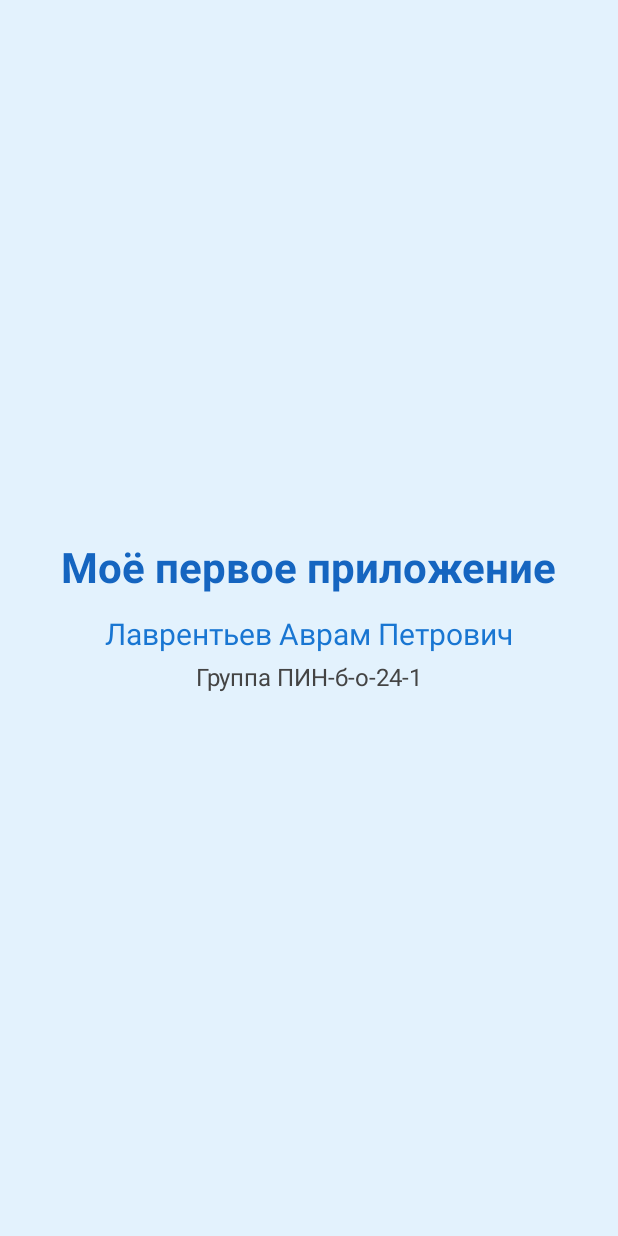
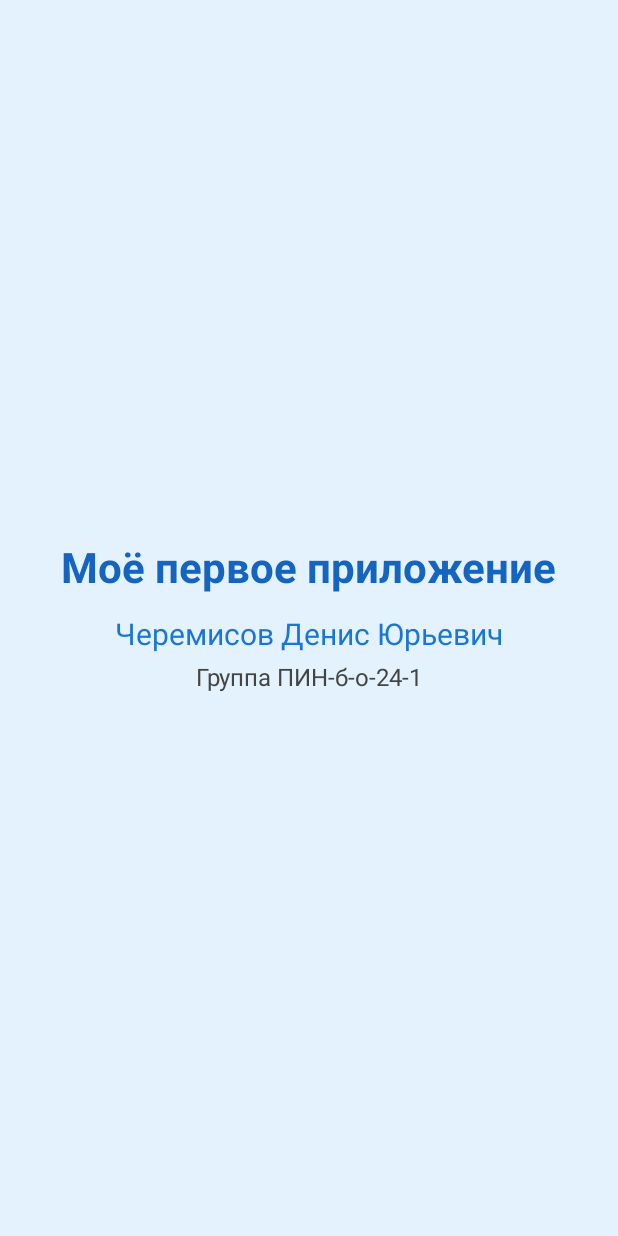
Before and after one commit to blancos1337/android-compose-hello, an Android app built with Jetpack Compose: the screen it shows after launch (MainActivity), on a phone screen of 412 x 824 dp. Run offline under Robolectric (Android 15) with nearby library versions, the phone set to English and light mode, and no system bars.

Commit message:
Change displayed name in MainActivity

```diff
--- a/android-compose-hello1/app/src/main/java/com/example/hello/MainActivity.kt
+++ b/android-compose-hello1/app/src/main/java/com/example/hello/MainActivity.kt
@@ -43,7 +43,7 @@ fun Greeting() {
         )
 
         Text(
-            text = "Лаврентьев Аврам Петрович",
+            text = "Черемисов Денис Юрьевич",
             modifier = Modifier.padding(top = 16.dp),
             fontSize = 20.sp,
             color = Color(0xFF1976D2)
```
